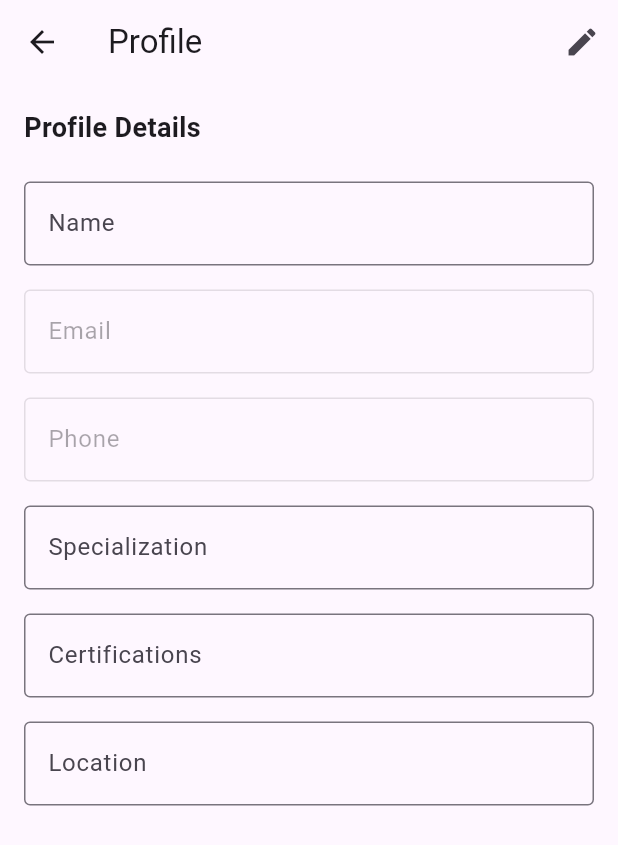
After one commit to OmDeshhh/testt, a Flutter app: the HomeScreen screen opened directly, after a tap on the "person" icon, on a phone screen of 412 x 824 dp. The commit adds this screen. Shown: the top 845 px of the screen. Run offline on Flutter 3.47's test engine with Material 3 defaults, Android fonts, the phone set to English and light mode, and no system bars; our stand-ins replace cloud_firestore, file_picker, firebase_auth, firebase_core, firebase_storage, geolocator; accounts and stored records are empty.

Commit message:
Added new features and updated files

```diff
--- a/lib/home_screen.dart
+++ b/lib/home_screen.dart
@@ -1,9 +1,121 @@
+import 'package:cloud_firestore/cloud_firestore.dart';
+import 'package:firebase_auth/firebase_auth.dart';
+import 'package:firebase_storage/firebase_storage.dart';
+import 'package:file_picker/file_picker.dart';
 import 'package:flutter/material.dart';
-import 'package:firebase_auth/firebase_auth.dart';
-import 'login_screen.dart';
+import 'package:intl/intl.dart'; // 📆 For Date Formatting
+import 'profile_screen.dart'; // ✅ Profile Screen Import
 
-class HomeScreen extends StatelessWidget {
+class HomeScreen extends StatefulWidget {
   const HomeScreen({super.key});
+
+  @override
+  _HomeScreenState createState() => _HomeScreenState();
+}
+
+class _HomeScreenState extends State<HomeScreen> {
+  DateTime? selectedDate;
+  TimeOfDay? selectedTime;
+  String status = "Available";
+  User? user = FirebaseAuth.instance.currentUser;
+
+  Future<void> pickDate() async {
+    DateTime? picked = await showDatePicker(
+      context: context,
+      initialDate: DateTime.now(),
+      firstDate: DateTime.now(),
+      lastDate: DateTime(2100),
+    );
+    if (picked != null) {
+      setState(() {
+        selectedDate = picked;
+      });
+    }
+  }
+
+  Future<void> pickTime() async {
+    TimeOfDay? picked = await showTimePicker(
+      context: context,
+      initialTime: TimeOfDay.now(),
+    );
+    if (picked != null) {
+      setState(() {
+        selectedTime = picked;
+      });
+    }
+  }
+
+  Future<void> saveAvailability() async {
+    if (user == null || selectedDate == null || selectedTime == null) {
+      ScaffoldMessenger.of(context).showSnackBar(
+        const SnackBar(content: Text("Please select date and time!")),
+      );
+      return;
+    }
+
+    String formattedDate = DateFormat('yyyy-MM-dd').format(selectedDate!);
+    String formattedTime = selectedTime!.format(context);
+
+    await FirebaseFirestore.instance.collection("pathologists").doc(user!.uid).set({
+      "availability": {
+        "date": formattedDate,
+        "time": formattedTime,
+        "status": status,
+      },
+    }, SetOptions(merge: true));
+
+    ScaffoldMessenger.of(context).showSnackBar(
+      const SnackBar(content: Text("Availability updated!")),
+    );
+  }
+
+  Future<void> uploadPDF() async {
+    FilePickerResult? result = await FilePicker.platform.pickFiles(
+      type: FileType.custom,
+      allowedExtensions: ['pdf'],
+    );
+
+    if (result != null) {
+      PlatformFile file = result.files.first;
+      String fileName = file.name;
+
+      UploadTask uploadTask = FirebaseStorage.instance
+          .ref("pathologists/${user!.uid}/$fileName")
+          .putData(file.bytes!);
+
+      await uploadTask;
+
+      ScaffoldMessenger.of(context).showSnackBar(
+        const SnackBar(content: Text("PDF Uploaded Successfully!")),
+      );
+    }
+  }
+
+  void confirmLogout() {
+    showDialog(
+      context: context,
+      builder: (BuildContext context) {
+        return AlertDialog(
+          title: const Text("Confirm Logout"),
+          content: const Text("Are you sure you want to logout?"),
+          actions: [
+            TextButton(
+              onPressed: () => Navigator.pop(context),
+              child: const Text("Cancel"),
+            ),
+            TextButton(
+              onPressed: () async {
+                await FirebaseAuth.instance.signOut();
+                Navigator.pop(context);
+                Navigator.pop(context);
+              },
+              child: const Text("Logout", style: TextStyle(color: Colors.red)),
+            ),
+          ],
+        );
+      },
+    );
+  }
 
   @override
   Widget build(BuildContext context) {
@@ -12,19 +124,97 @@ class HomeScreen extends StatelessWidget {
         title: const Text("Home"),
         actions: [
           IconButton(
-            icon: const Icon(Icons.logout),
-            onPressed: () async {
-              await FirebaseAuth.instance.signOut();
-              Navigator.pushReplacement(
+            icon: const Icon(Icons.person),
+            onPressed: () {
+              Navigator.push(
                 context,
-                MaterialPageRoute(builder: (context) => const LoginScreen()),
+                MaterialPageRoute(builder: (context) => const ProfileScreen()),
               );
             },
           ),
+          IconButton(
+            icon: const Icon(Icons.logout, color: Colors.red),
+            onPressed: confirmLogout,
+          ),
         ],
       ),
-      body: const Center(
-        child: Text("Welcome to the Home Screen!"),
+      body: Padding(
+        padding: const EdgeInsets.all(16.0),
+        child: Column(
+          crossAxisAlignment: CrossAxisAlignment.start,
+          children: [
+            const Text(
+              "Set Availability",
+              style: TextStyle(fontSize: 18, fontWeight: FontWeight.bold),
+            ),
+            const SizedBox(height: 10),
+
+            // 📆 Date Picker
+            ListTile(
+              leading: const Icon(Icons.calendar_today),
+              title: Text(selectedDate == null
+                  ? "Select Date"
+                  : DateFormat('yyyy-MM-dd').format(selectedDate!)),
+              trailing: const Icon(Icons.arrow_drop_down),
+              onTap: pickDate,
+            ),
+
+            // ⏰ Time Picker
+            ListTile(
+              leading: const Icon(Icons.access_time),
+              title: Text(selectedTime == null
+                  ? "Select Time"
+                  : selectedTime!.format(context)),
+              trailing: const Icon(Icons.arrow_drop_down),
+              onTap: pickTime,
+            ),
+
+            const SizedBox(height: 10),
+
+            // Availability Status Dropdown
+            DropdownButtonFormField<String>(
+              value: status,
+              items: ["Available", "Not Available"].map((String value) {
+                return DropdownMenuItem<String>(
+                  value: value,
+                  child: Text(value),
+                );
+              }).toList(),
+              onChanged: (newValue) {
+                setState(() {
+                  status = newValue!;
+                });
+              },
+              decoration: const InputDecoration(
+                labelText: "Availability Status",
+                border: OutlineInputBorder(),
+              ),
+            ),
+
+            const SizedBox(height: 20),
+
+            // Save Availability Button
+            SizedBox(
+              width: double.infinity,
+              child: ElevatedButton(
+                onPressed: saveAvailability,
+                child: const Text("Save Availability"),
+              ),
+            ),
+
+            const SizedBox(height: 20),
+
+            // Upload PDF Button
+            SizedBox(
+              width: double.infinity,
+              child: ElevatedButton.icon(
+                onPressed: uploadPDF,
+                icon: const Icon(Icons.upload_file),
+                label: const Text("Upload Test Report (PDF)"),
+              ),
+            ),
+          ],
+        ),
       ),
     );
   }
--- a/lib/main.dart
+++ b/lib/main.dart
@@ -3,7 +3,6 @@ import 'package:firebase_core/firebase_core.dart';
 import 'firebase_options.dart';
 import 'signup_screen.dart';
 import 'login_screen.dart';
-import 'home_screen.dart';
 
 void main() async {
   WidgetsFlutterBinding.ensureInitialized();
--- /dev/null
+++ b/lib/profile_screen.dart
@@ -0,0 +1,168 @@
+import 'package:cloud_firestore/cloud_firestore.dart';
+import 'package:firebase_auth/firebase_auth.dart';
+import 'package:flutter/material.dart';
+
+class ProfileScreen extends StatefulWidget {
+  const ProfileScreen({super.key});
+
+  @override
+  _ProfileScreenState createState() => _ProfileScreenState();
+}
+
+class _ProfileScreenState extends State<ProfileScreen> {
+  final FirebaseAuth _auth = FirebaseAuth.instance;
+  final FirebaseFirestore _firestore = FirebaseFirestore.instance;
+
+  final TextEditingController emailController = TextEditingController();
+  final TextEditingController phoneController = TextEditingController();
+
+  String name = "";
+  String specialization = "";
+  String certifications = "";
+  String location = "";
+  bool isEditing = false;
+  bool isLoading = false;
+  User? user;
+
+  @override
+  void initState() {
+    super.initState();
+    _loadUserData();
+  }
+
+  Future<void> _loadUserData() async {
+    user = _auth.currentUser;
+    if (user != null) {
+      DocumentSnapshot userDoc =
+          await _firestore.collection("users").doc(user!.uid).get();
+
+      if (userDoc.exists) {
+        setState(() {
+          name = userDoc["name"] ?? "Unknown";
+          emailController.text = userDoc["email"] ?? user!.email!;
+          phoneController.text = userDoc["phone"] ?? "";
+          specialization = userDoc["specialization"] ?? "Not specified";
+          certifications = userDoc["certifications"] ?? "Not specified";
+          location = userDoc["location"] ?? "Not available";
+        });
+      }
+    }
+  }
+
+  Future<void> _updateProfile() async {
+    if (user == null) return;
+
+    setState(() {
+      isLoading = true;
+    });
+
+    try {
+      await _firestore.collection("users").doc(user!.uid).update({
+        "email": emailController.text.trim(),
+        "phone": phoneController.text.trim(),
+      });
+
+      await user!.updateEmail(emailController.text.trim());
+
+      ScaffoldMessenger.of(context).showSnackBar(
+        const SnackBar(content: Text("Profile updated successfully!")),
+      );
+
+      setState(() {
+        isEditing = false;
+      });
+    } catch (e) {
+      ScaffoldMessenger.of(context).showSnackBar(
+        SnackBar(content: Text("Error: ${e.toString()}")),
+      );
+    }
+
+    setState(() {
+      isLoading = false;
+    });
+  }
+
+  Widget _buildReadOnlyField(String label, String value) {
+    return Padding(
+      padding: const EdgeInsets.symmetric(vertical: 8.0),
+      child: TextField(
+        decoration: InputDecoration(
+          labelText: label,
+          border: OutlineInputBorder(),
+        ),
+        controller: TextEditingController(text: value),
+        readOnly: true,
+      ),
+    );
+  }
+
+  Widget _buildEditableField(String label, TextEditingController controller) {
+    return Padding(
+      padding: const EdgeInsets.symmetric(vertical: 8.0),
+      child: TextField(
+        decoration: InputDecoration(
+          labelText: label,
+          border: OutlineInputBorder(),
+        ),
+        controller: controller,
+        keyboardType: label == "Phone" ? TextInputType.phone : TextInputType.emailAddress,
+        enabled: isEditing,
+      ),
+    );
+  }
+
+  @override
+  Widget build(BuildContext context) {
+    return Scaffold(
+      appBar: AppBar(
+        title: const Text("Profile"),
+        actions: [
+          IconButton(
+            icon: Icon(isEditing ? Icons.check : Icons.edit),
+            onPressed: () {
+              setState(() {
+                if (isEditing) {
+                  _updateProfile();
+                } else {
+                  isEditing = true;
+                }
+              });
+            },
+          ),
+        ],
+      ),
+      body: Padding(
+        padding: const EdgeInsets.all(16.0),
+        child: Column(
+          crossAxisAlignment: CrossAxisAlignment.start,
+          children: [
+            const Text("Profile Details",
+                style: TextStyle(fontSize: 18, fontWeight: FontWeight.bold)),
+            const SizedBox(height: 15),
+
+            _buildReadOnlyField("Name", name),
+            _buildEditableField("Email", emailController),
+            _buildEditableField("Phone", phoneController),
+            _buildReadOnlyField("Specialization", specialization),
+            _buildReadOnlyField("Certifications", certifications),
+            _buildReadOnlyField("Location", location),
+
+            const SizedBox(height: 20),
+
+            isLoading
+                ? const Center(child: CircularProgressIndicator())
+                : isEditing
+                    ? SizedBox(
+                        width: double.infinity,
+                        child: ElevatedButton(
+                          onPressed: _updateProfile,
+                          child: const Text("Save Changes"),
+                        ),
+                      )
+                    : Container(), // Hide Save button when not editing
+          ],
+        ),
+      ),
+    );
+  }
+}
```
Also changed, not shown: pubspec.yaml (+8 -4 lines), pubspec.lock, 1 other file.
